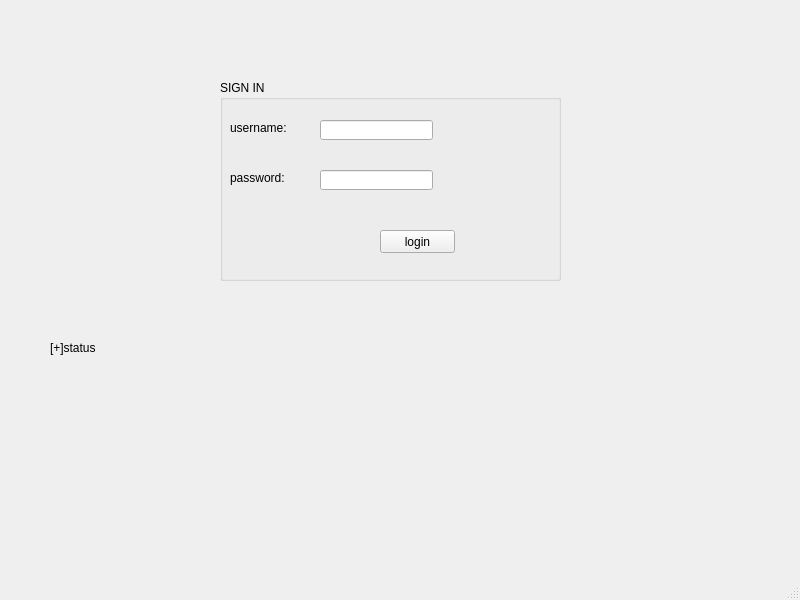
This is mainwindow.ui in zeinebzarrouk/projet-cpp as Qt 5 draws it before an edit. The edited form follows.
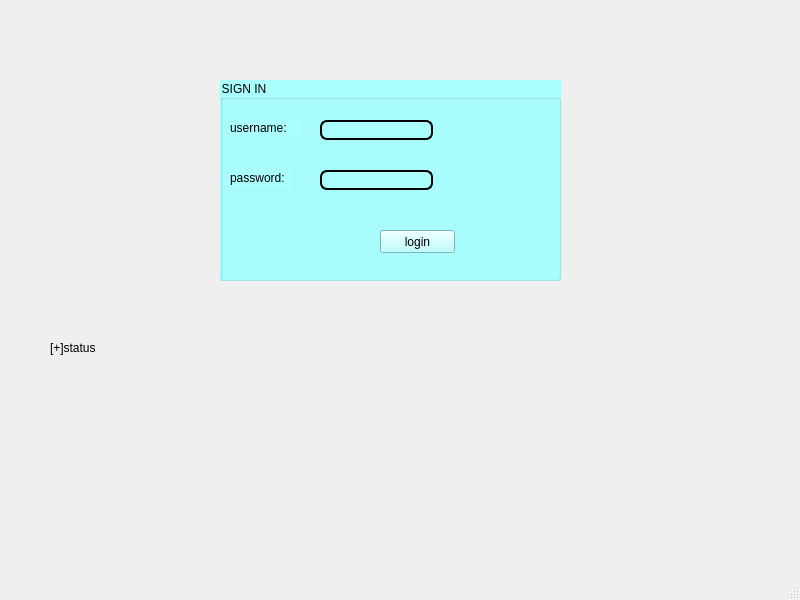
This is the edited form.

What changed in the file:
```diff
--- a/mainwindow.ui
+++ b/mainwindow.ui
@@ -23,6 +23,9 @@
       <height>201</height>
      </rect>
     </property>
+    <property name="styleSheet">
+     <string notr="true">background-color: rgb(170, 255, 255);</string>
+    </property>
     <property name="title">
      <string>SIGN IN</string>
     </property>
@@ -35,6 +38,9 @@
        <height>16</height>
       </rect>
      </property>
+     <property name="styleSheet">
+      <string notr="true">font: 75 italic 9pt &quot;Georgia&quot;;</string>
+     </property>
      <property name="text">
       <string>username:</string>
      </property>
@@ -48,6 +54,9 @@
        <height>16</height>
       </rect>
      </property>
+     <property name="styleSheet">
+      <string notr="true">font: 75 italic 9pt &quot;Georgia&quot;;</string>
+     </property>
      <property name="text">
       <string>password:</string>
      </property>
@@ -61,6 +70,12 @@
        <height>20</height>
       </rect>
      </property>
+     <property name="styleSheet">
+      <string notr="true">color: black;
+border-style:outset;
+border-width:2px;
+border-radius:7px;</string>
+     </property>
      <property name="echoMode">
       <enum>QLineEdit::Password</enum>
      </property>
@@ -74,6 +89,12 @@
        <height>20</height>
       </rect>
      </property>
+     <property name="styleSheet">
+      <string notr="true">color: black;
+border-style:outset;
+border-width:2px;
+border-radius:7px;</string>
+     </property>
     </widget>
     <widget class="QPushButton" name="login">
      <property name="geometry">
@@ -84,6 +105,9 @@
        <height>23</height>
       </rect>
      </property>
+     <property name="styleSheet">
+      <string notr="true">font: 75 italic 9pt &quot;Georgia&quot;;</string>
+     </property>
      <property name="text">
       <string>login</string>
      </property>
```
Left out of the diff: 3 changed lines with no effect on the pictures.
